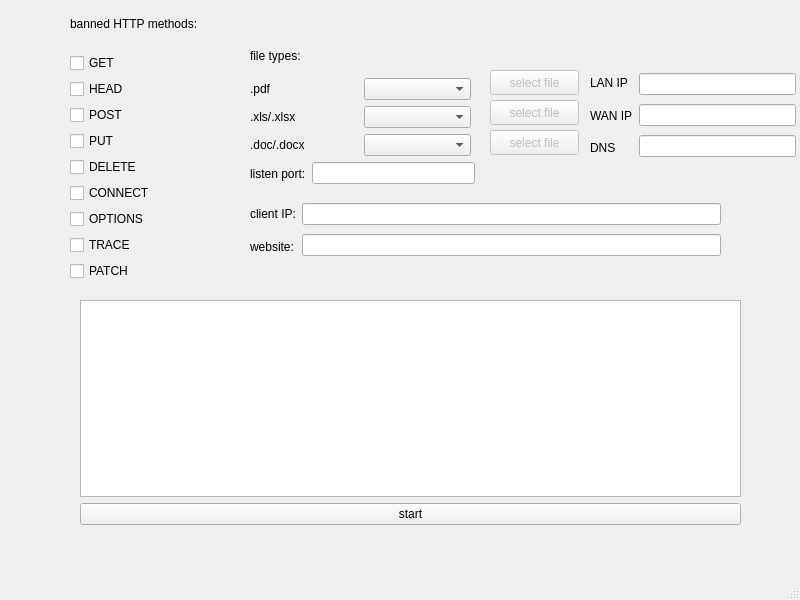
The window that trnsprnt-proxy/mainwindow.ui (HHJIMHHJ/transparent-proxy) describes before a commit, drawn with Qt 5.
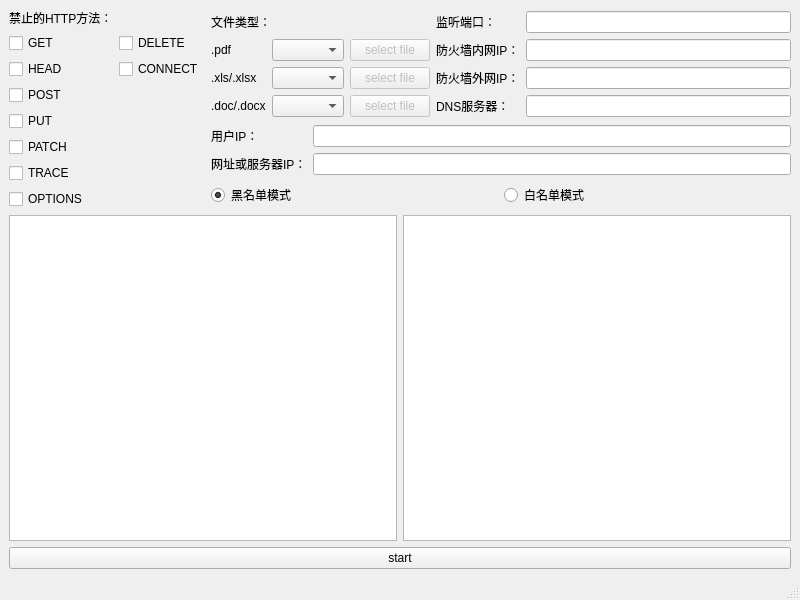
The same window after the commit.

Commit message:
增加了黑、白名单切换功能
新增加一个对话框，显示拦截的信息；修复了dns转发的一个bug；增加了黑、白名单切换功能。

Patch:
```diff
--- a/trnsprnt-proxy/mainwindow.ui
+++ b/trnsprnt-proxy/mainwindow.ui
@@ -14,155 +14,93 @@
    <string>MainWindow</string>
   </property>
   <widget class="QWidget" name="centralwidget">
-   <widget class="QPushButton" name="pushButton_pdf">
-    <property name="enabled">
-     <bool>false</bool>
-    </property>
-    <property name="geometry">
-     <rect>
-      <x>490</x>
-      <y>70</y>
-      <width>89</width>
-      <height>25</height>
-     </rect>
-    </property>
-    <property name="text">
-     <string>select file</string>
-    </property>
-   </widget>
-   <widget class="QPushButton" name="pushButton_doc">
-    <property name="enabled">
-     <bool>false</bool>
-    </property>
-    <property name="geometry">
-     <rect>
-      <x>490</x>
-      <y>130</y>
-      <width>89</width>
-      <height>25</height>
-     </rect>
-    </property>
-    <property name="text">
-     <string>select file</string>
-    </property>
-   </widget>
-   <widget class="QPushButton" name="pushButton_xls">
-    <property name="enabled">
-     <bool>false</bool>
-    </property>
-    <property name="geometry">
-     <rect>
-      <x>490</x>
-      <y>100</y>
-      <width>89</width>
-      <height>25</height>
-     </rect>
-    </property>
-    <property name="text">
-     <string>select file</string>
-    </property>
-   </widget>
-   <widget class="QWidget" name="layoutWidget">
-    <property name="geometry">
-     <rect>
-      <x>80</x>
-      <y>300</y>
-      <width>661</width>
-      <height>225</height>
-     </rect>
-    </property>
     <layout class="QVBoxLayout" name="verticalLayout">
      <item>
-      <widget class="QTextEdit" name="textEdit"/>
-     </item>
+     <layout class="QHBoxLayout" name="horizontalLayout_6">
      <item>
-      <widget class="QPushButton" name="pushButton">
+       <layout class="QGridLayout" name="gridLayout">
+        <item row="0" column="0">
+         <widget class="QLabel" name="label_4">
        <property name="text">
-        <string>start</string>
-       </property>
-       <property name="checkable">
-        <bool>true</bool>
+           <string>禁止的HTTP方法：</string>
+          </property>
+         </widget>
+        </item>
+        <item row="1" column="0">
+         <widget class="QCheckBox" name="GET">
+          <property name="text">
+           <string>GET</string>
        </property>
       </widget>
      </item>
-    </layout>
-   </widget>
-   <widget class="QWidget" name="layoutWidget">
-    <property name="geometry">
-     <rect>
-      <x>250</x>
-      <y>160</y>
-      <width>225</width>
-      <height>27</height>
-     </rect>
-    </property>
-    <layout class="QHBoxLayout" name="horizontalLayout">
-     <item>
-      <widget class="QLabel" name="label_3">
+        <item row="1" column="1">
+         <widget class="QCheckBox" name="DELETE">
+          <property name="text">
+           <string>DELETE</string>
+          </property>
+         </widget>
+        </item>
+        <item row="2" column="0">
+         <widget class="QCheckBox" name="HEAD">
+          <property name="text">
+           <string>HEAD</string>
+          </property>
+         </widget>
+        </item>
+        <item row="2" column="1">
+         <widget class="QCheckBox" name="CONNECT">
        <property name="text">
-        <string>listen port:</string>
+           <string>CONNECT</string>
        </property>
       </widget>
      </item>
-     <item>
-      <widget class="QLineEdit" name="listen_port"/>
-     </item>
-    </layout>
-   </widget>
-   <widget class="QWidget" name="layoutWidget">
-    <property name="geometry">
-     <rect>
-      <x>250</x>
-      <y>200</y>
-      <width>471</width>
-      <height>60</height>
-     </rect>
-    </property>
-    <layout class="QHBoxLayout" name="horizontalLayout_2">
-     <item>
-      <layout class="QVBoxLayout" name="verticalLayout_2">
-       <item>
-        <widget class="QLabel" name="label_2">
+        <item row="3" column="0">
+         <widget class="QCheckBox" name="POST">
+          <property name="text">
+           <string>POST</string>
+          </property>
+         </widget>
+        </item>
+        <item row="4" column="0">
+         <widget class="QCheckBox" name="PUT">
+          <property name="text">
+           <string>PUT</string>
+          </property>
+         </widget>
+        </item>
+        <item row="5" column="0">
+         <widget class="QCheckBox" name="PATCH">
+          <property name="text">
+           <string>PATCH</string>
+          </property>
+         </widget>
+        </item>
+        <item row="6" column="0">
+         <widget class="QCheckBox" name="TRACE">
          <property name="text">
-          <string>client IP:</string>
+           <string>TRACE</string>
          </property>
         </widget>
        </item>
-       <item>
-        <widget class="QLabel" name="label">
+        <item row="7" column="0">
+         <widget class="QCheckBox" name="OPTIONS">
          <property name="text">
-          <string>website:</string>
+           <string>OPTIONS</string>
          </property>
         </widget>
        </item>
       </layout>
      </item>
      <item>
-      <layout class="QVBoxLayout" name="verticalLayout_3">
+       <layout class="QVBoxLayout" name="verticalLayout_11">
        <item>
-        <widget class="QLineEdit" name="client_IP"/>
-       </item>
+         <layout class="QHBoxLayout" name="horizontalLayout_4">
        <item>
-        <widget class="QLineEdit" name="website"/>
-       </item>
-      </layout>
-     </item>
-    </layout>
-   </widget>
-   <widget class="QWidget" name="layoutWidget">
-    <property name="geometry">
-     <rect>
-      <x>250</x>
-      <y>40</y>
-      <width>221</width>
-      <height>116</height>
-     </rect>
-    </property>
-    <layout class="QVBoxLayout" name="verticalLayout_7">
+           <layout class="QVBoxLayout" name="verticalLayout_10">
      <item>
       <widget class="QLabel" name="label_8">
        <property name="text">
-        <string>file types:</string>
+               <string>文件类型：</string>
        </property>
       </widget>
      </item>
@@ -206,122 +144,73 @@
          </item>
         </layout>
        </item>
-      </layout>
-     </item>
-    </layout>
-   </widget>
-   <widget class="QWidget" name="">
-    <property name="geometry">
-     <rect>
-      <x>70</x>
-      <y>1</y>
-      <width>161</width>
-      <height>280</height>
-     </rect>
-    </property>
-    <layout class="QVBoxLayout" name="verticalLayout_4">
      <item>
-      <widget class="QLabel" name="label_4">
-       <property name="text">
-        <string>banned HTTP methods:</string>
-       </property>
-      </widget>
-     </item>
+               <layout class="QVBoxLayout" name="verticalLayout_7">
      <item>
-      <widget class="QCheckBox" name="GET">
-       <property name="text">
-        <string>GET</string>
-       </property>
-      </widget>
-     </item>
-     <item>
-      <widget class="QCheckBox" name="HEAD">
+                 <widget class="QPushButton" name="pushButton_pdf">
+                  <property name="enabled">
+                   <bool>false</bool>
+                  </property>
        <property name="text">
-        <string>HEAD</string>
+                   <string>select file</string>
        </property>
       </widget>
      </item>
      <item>
-      <widget class="QCheckBox" name="POST">
-       <property name="text">
-        <string>POST</string>
-       </property>
-      </widget>
-     </item>
-     <item>
-      <widget class="QCheckBox" name="PUT">
+                 <widget class="QPushButton" name="pushButton_xls">
+                  <property name="enabled">
+                   <bool>false</bool>
+                  </property>
        <property name="text">
-        <string>PUT</string>
+                   <string>select file</string>
        </property>
       </widget>
      </item>
      <item>
-      <widget class="QCheckBox" name="DELETE">
-       <property name="text">
-        <string>DELETE</string>
-       </property>
-      </widget>
-     </item>
-     <item>
-      <widget class="QCheckBox" name="CONNECT">
+                 <widget class="QPushButton" name="pushButton_doc">
+                  <property name="enabled">
+                   <bool>false</bool>
+                  </property>
        <property name="text">
-        <string>CONNECT</string>
+                   <string>select file</string>
        </property>
       </widget>
      </item>
-     <item>
-      <widget class="QCheckBox" name="OPTIONS">
-       <property name="text">
-        <string>OPTIONS</string>
-       </property>
-      </widget>
-     </item>
-     <item>
-      <widget class="QCheckBox" name="TRACE">
-       <property name="text">
-        <string>TRACE</string>
-       </property>
-      </widget>
-     </item>
-     <item>
-      <widget class="QCheckBox" name="PATCH">
-       <property name="text">
-        <string>PATCH</string>
-       </property>
-      </widget>
-     </item>
-    </layout>
-   </widget>
-   <widget class="QWidget" name="">
-    <property name="geometry">
-     <rect>
-      <x>590</x>
-      <y>70</y>
-      <width>206</width>
-      <height>91</height>
-     </rect>
-    </property>
-    <layout class="QHBoxLayout" name="horizontalLayout_4">
+               </layout>
+              </item>
+             </layout>
+            </item>
+           </layout>
+          </item>
+          <item>
+           <layout class="QHBoxLayout" name="horizontalLayout">
      <item>
       <layout class="QVBoxLayout" name="verticalLayout_8">
+              <item>
+               <widget class="QLabel" name="label_3">
+                <property name="text">
+                 <string>监听端口：</string>
+                </property>
+               </widget>
+              </item>
        <item>
         <widget class="QLabel" name="label_9">
          <property name="text">
-          <string>LAN IP</string>
+                 <string>防火墙内网IP：</string>
          </property>
         </widget>
        </item>
        <item>
         <widget class="QLabel" name="label_10">
          <property name="text">
-          <string>WAN IP</string>
+                 <string>防火墙外网IP：</string>
          </property>
         </widget>
        </item>
        <item>
         <widget class="QLabel" name="label_11">
          <property name="text">
-          <string>DNS</string>
+                 <string>DNS服务器：</string>
          </property>
         </widget>
        </item>
@@ -329,6 +218,9 @@
      </item>
      <item>
       <layout class="QVBoxLayout" name="verticalLayout_9">
+              <item>
+               <widget class="QLineEdit" name="listen_port"/>
+              </item>
        <item>
         <widget class="QLineEdit" name="lan_ip"/>
        </item>
@@ -341,7 +233,95 @@
       </layout>
      </item>
     </layout>
-   </widget>
+          </item>
+         </layout>
+        </item>
+        <item>
+         <layout class="QHBoxLayout" name="horizontalLayout_2">
+          <item>
+           <layout class="QVBoxLayout" name="verticalLayout_2">
+            <item>
+             <widget class="QLabel" name="label_2">
+              <property name="text">
+               <string>用户IP：</string>
+              </property>
+             </widget>
+            </item>
+            <item>
+             <widget class="QLabel" name="label">
+              <property name="text">
+               <string>网址或服务器IP：</string>
+              </property>
+             </widget>
+            </item>
+           </layout>
+          </item>
+          <item>
+           <layout class="QVBoxLayout" name="verticalLayout_3">
+            <item>
+             <widget class="QLineEdit" name="client_IP"/>
+            </item>
+            <item>
+             <widget class="QLineEdit" name="website"/>
+            </item>
+           </layout>
+          </item>
+         </layout>
+        </item>
+        <item>
+         <layout class="QHBoxLayout" name="horizontalLayout_5">
+          <item>
+           <widget class="QRadioButton" name="radioButton">
+            <property name="text">
+             <string>黑名单模式</string>
+            </property>
+            <property name="checked">
+             <bool>true</bool>
+            </property>
+           </widget>
+          </item>
+          <item>
+           <widget class="QRadioButton" name="radioButton_2">
+            <property name="text">
+             <string>白名单模式</string>
+            </property>
+           </widget>
+          </item>
+         </layout>
+        </item>
+       </layout>
+      </item>
+     </layout>
+    </item>
+    <item>
+     <layout class="QHBoxLayout" name="horizontalLayout_7">
+      <item>
+       <widget class="QTextEdit" name="textEdit">
+        <property name="readOnly">
+         <bool>true</bool>
+        </property>
+       </widget>
+      </item>
+      <item>
+       <widget class="QTextEdit" name="textEdit_2">
+        <property name="readOnly">
+         <bool>true</bool>
+        </property>
+       </widget>
+      </item>
+     </layout>
+    </item>
+    <item>
+     <widget class="QPushButton" name="pushButton">
+      <property name="text">
+       <string>start</string>
+      </property>
+      <property name="checkable">
+       <bool>true</bool>
+      </property>
+     </widget>
+    </item>
+   </layout>
   </widget>
   <widget class="QMenuBar" name="menubar">
    <property name="geometry">
```
Left out of the diff: 2 changed lines with no effect on the pictures. Lines whose indentation alone changed are shown as unchanged. The commit also changes 6 other files.
